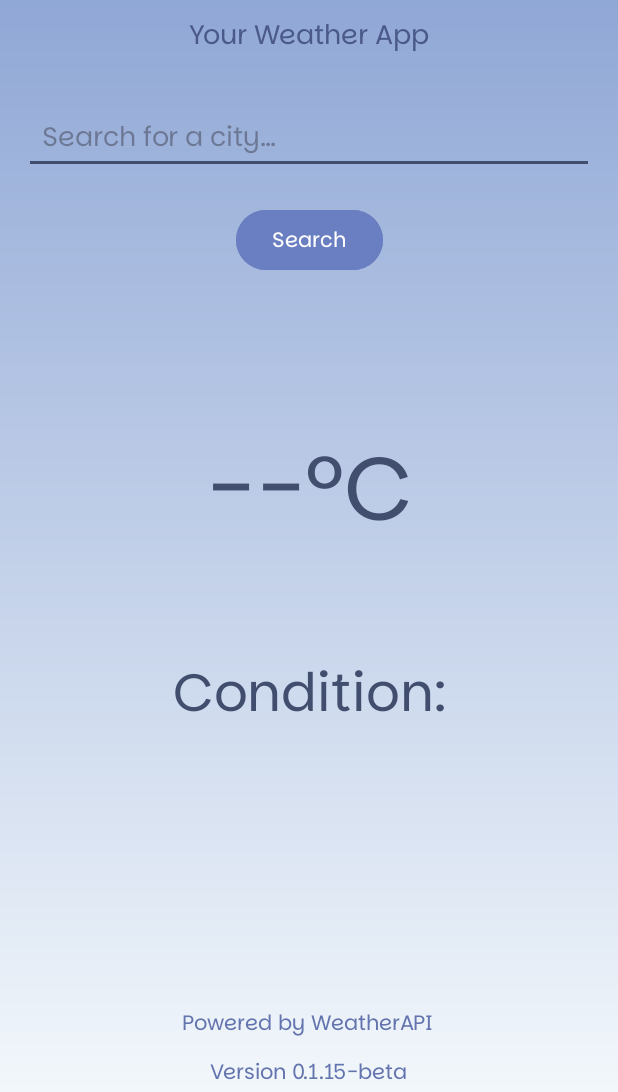
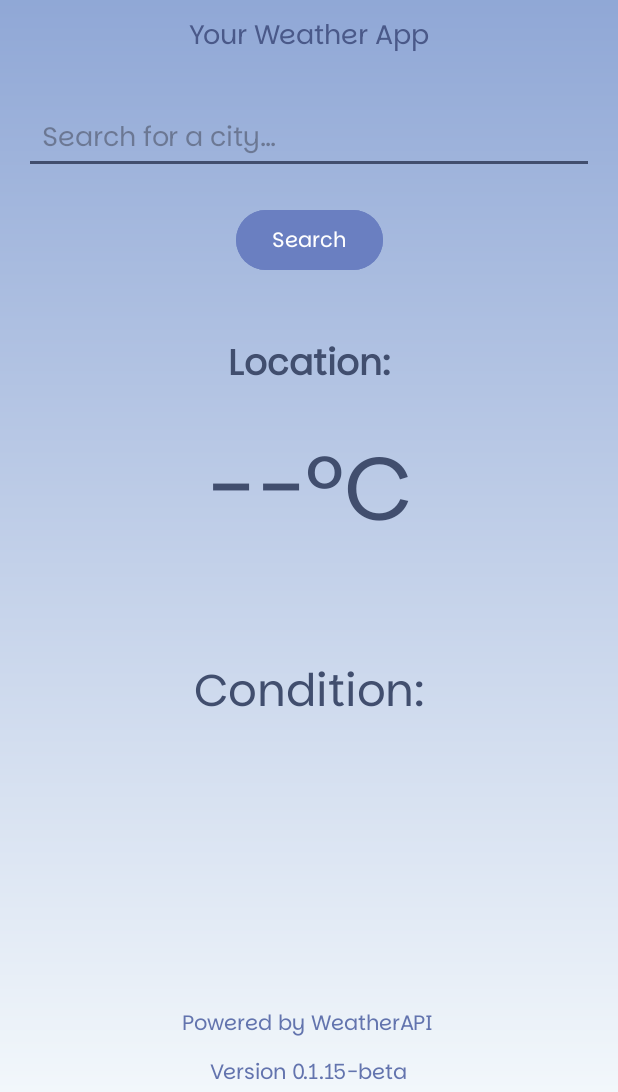
Before and after one commit to aaronrojas32/Climo, an Android app: the screen it shows after launch (MainActivity), on a phone screen of 412 x 824 dp, the part 144-1236 px from its top. Run offline under Robolectric (Android 15) with nearby library versions, the light colour scheme and no system bars.

Commit message:
Add location name display and improve weather fetching functionality (v0.2.0 release setup)
- Added functionality to display the name of the location (current or searched) above the temperature on the main screen.
- Integrated error handling for network and JSON parsing issues to improve app robustness.
- Included detailed English comments explaining each function and its logic for better code readability.
- Ensured the app stays in immersive fullscreen mode at all times.
- Improved user experience by hiding the keyboard after city input and request.
- Updated the fetchWeather method to dynamically update location name, temperature, and weather condition, closed the issue #12

```diff
--- a/app/build.gradle.kts
+++ b/app/build.gradle.kts
@@ -32,15 +32,14 @@ android {
 }
 
 dependencies {
-
     implementation(libs.appcompat)
     implementation(libs.material)
     implementation(libs.activity)
     implementation(libs.constraintlayout)
     implementation(libs.okhttp)
     implementation(libs.gson)
+    implementation(libs.location)
     testImplementation(libs.junit)
     androidTestImplementation(libs.ext.junit)
     androidTestImplementation(libs.espresso.core)
-
 }
--- a/app/src/main/AndroidManifest.xml
+++ b/app/src/main/AndroidManifest.xml
@@ -2,7 +2,12 @@
 <manifest xmlns:android="http://schemas.android.com/apk/res/android"
     xmlns:tools="http://schemas.android.com/tools">
 
+    <!--Internet permission-->
     <uses-permission android:name="android.permission.INTERNET" />
+
+    <!--Location permissions -->
+    <uses-permission android:name="android.permission.ACCESS_FINE_LOCATION" />
+    <uses-permission android:name="android.permission.ACCESS_COARSE_LOCATION" />
 
     <application
         android:allowBackup="true"
--- a/app/src/main/java/com/example/climo/MainActivity.java
+++ b/app/src/main/java/com/example/climo/MainActivity.java
@@ -1,9 +1,15 @@
 package com.example.climo;
 
+import androidx.annotation.NonNull;
 import androidx.appcompat.app.AppCompatActivity;
-
-import android.app.ActionBar;
+import android.Manifest;
 import android.content.Context;
+import android.content.pm.PackageManager;
+import android.location.Address;
+import android.location.Geocoder;
+import android.location.Location;
+import android.location.LocationListener;
+import android.location.LocationManager;
 import android.os.Bundle;
 import android.util.Log;
 import android.view.View;
@@ -17,6 +23,8 @@ import org.json.JSONException;
 import org.json.JSONObject;
 
 import java.io.IOException;
+import java.util.List;
+import java.util.Locale;
 
 import okhttp3.Call;
 import okhttp3.Callback;
@@ -26,37 +34,56 @@ import okhttp3.Response;
 
 public class MainActivity extends AppCompatActivity {
 
-    private EditText cityInput;
-    private TextView weatherDisplay;
-    private TextView conditionDisplay;
+    private static final int LOCATION_PERMISSION_REQUEST_CODE = 1;
+
+    // UI elements
+    private EditText cityInput; // Input field for city name
+    private TextView weatherDisplay; // Displays temperature
+    private TextView conditionDisplay; // Displays weather condition
+    private TextView locationName; // Displays location name (current or searched)
+    private LocationManager locationManager; // For accessing GPS location
 
     @Override
     protected void onCreate(Bundle savedInstanceState) {
 
+        // Set app to immersive fullscreen mode
         hideSystemUI();
 
         super.onCreate(savedInstanceState);
         setContentView(R.layout.activity_main);
 
+        // Initialize UI components
         cityInput = findViewById(R.id.editTextCity);
         Button fetchWeatherButton = findViewById(R.id.buttonFetchWeather);
         weatherDisplay = findViewById(R.id.actualWeather);
         conditionDisplay = findViewById(R.id.condition);
+        locationName = findViewById(R.id.locationName);
 
+        // Set up button to fetch weather based on entered city
         fetchWeatherButton.setOnClickListener(new View.OnClickListener() {
             @Override
             public void onClick(View v) {
                 String city = cityInput.getText().toString().trim();
                 if (!city.isEmpty()) {
-                    hideKeyboard();
-                    fetchWeather(city);
+                    hideKeyboard(); // Hide keyboard when button is clicked
+                    fetchWeather(city, false); // Fetch weather for entered city
                 } else {
                     Toast.makeText(MainActivity.this, "Please enter a city", Toast.LENGTH_SHORT).show();
                 }
             }
         });
+
+        // Check for location permission and fetch current location weather if granted
+        if (checkSelfPermission(Manifest.permission.ACCESS_FINE_LOCATION) == PackageManager.PERMISSION_GRANTED) {
+            fetchCurrentLocationWeather();
+        } else {
+            requestPermissions(new String[]{Manifest.permission.ACCESS_FINE_LOCATION}, LOCATION_PERMISSION_REQUEST_CODE);
+        }
     }
 
+    /**
+     * Keeps the app in fullscreen immersive mode.
+     */
     @Override
     public void onWindowFocusChanged(boolean hasFocus) {
         super.onWindowFocusChanged(hasFocus);
@@ -65,8 +92,10 @@ public class MainActivity extends AppCompatActivity {
         }
     }
 
+    /**
+     * Hides the system UI to make the app fullscreen.
+     */
     private void hideSystemUI() {
-        //Setups permantly focus mode.
         getWindow().getDecorView().setSystemUiVisibility(
                 View.SYSTEM_UI_FLAG_IMMERSIVE_STICKY
                         | View.SYSTEM_UI_FLAG_FULLSCREEN
@@ -76,6 +105,9 @@ public class MainActivity extends AppCompatActivity {
                         | View.SYSTEM_UI_FLAG_LAYOUT_FULLSCREEN);
     }
 
+    /**
+     * Hides the soft keyboard from the screen.
+     */
     private void hideKeyboard() {
         View view = this.getCurrentFocus();
         if (view != null) {
@@ -84,21 +116,29 @@ public class MainActivity extends AppCompatActivity {
         }
     }
 
-    private void fetchWeather(String city) {
-        String API_KEY = getString(R.string.weather_api_key); // Obtén la clave desde apikeys.xml
-        String url = "https://api.weatherapi.com/v1/current.json?key=" + API_KEY + "&q=" + city;
+    /**
+     * Fetches weather data for the specified location.
+     * @param location The city name or GPS coordinates (latitude,longitude).
+     * @param isCurrentLocation True if the location is obtained from GPS, false if it's user input.
+     */
+    private void fetchWeather(String location, boolean isCurrentLocation) {
+        String API_KEY = getString(R.string.weather_api_key); // API key for WeatherAPI
+        String url = "https://api.weatherapi.com/v1/current.json?key=" + API_KEY + "&q=" + location;
 
-        Log.d("WeatherAPI", "Generated URL: " + url); // Log para verificar la URL generada
+        Log.d("WeatherAPI", "Generated URL: " + url);
 
         OkHttpClient client = new OkHttpClient();
 
+        // Build the HTTP request
         Request request = new Request.Builder()
                 .url(url)
                 .build();
 
+        // Execute the HTTP request
         client.newCall(request).enqueue(new Callback() {
             @Override
             public void onFailure(Call call, IOException e) {
+                // Handle network error
                 runOnUiThread(() -> Toast.makeText(MainActivity.this, "Network error: " + e.getMessage(), Toast.LENGTH_SHORT).show());
                 Log.e("WeatherAPI", "Network error", e);
             }
@@ -106,32 +146,92 @@ public class MainActivity extends AppCompatActivity {
             @Override
             public void onResponse(Call call, Response response) throws IOException {
                 if (!response.isSuccessful()) {
+                    // Handle API error
                     String errorBody = response.body().string();
-                    Log.e("WeatherAPI", "API Error: " + errorBody); // Muestra el error completo
+                    Log.e("WeatherAPI", "API Error: " + errorBody);
                     runOnUiThread(() -> Toast.makeText(MainActivity.this, "API Error: " + errorBody, Toast.LENGTH_LONG).show());
                     return;
                 }
 
                 try {
+                    // Parse the JSON response
                     String jsonResponse = response.body().string();
-                    Log.d("WeatherAPI", "Response: " + jsonResponse); // Log para la respuesta completa
+                    Log.d("WeatherAPI", "Response: " + jsonResponse);
                     JSONObject jsonObject = new JSONObject(jsonResponse);
+                    JSONObject location = jsonObject.getJSONObject("location");
                     JSONObject current = jsonObject.getJSONObject("current");
+
+                    // Extract relevant data
+                    String cityName = location.getString("name");
                     String temperature = current.getString("temp_c");
                     String condition = current.getJSONObject("condition").getString("text");
 
                     String temp = temperature + "°C";
                     String cond = "Condition: " + condition;
 
-                    runOnUiThread(() -> weatherDisplay.setText(temp));
-                    runOnUiThread(() -> conditionDisplay.setText(cond));
-
+                    // Update the UI with the fetched data
+                    runOnUiThread(() -> {
+                        locationName.setText(cityName); // Display location name
+                        weatherDisplay.setText(temp); // Display temperature
+                        conditionDisplay.setText(cond); // Display condition
+                    });
 
                 } catch (JSONException e) {
+                    // Handle JSON parsing error
                     runOnUiThread(() -> Toast.makeText(MainActivity.this, "Parsing error", Toast.LENGTH_SHORT).show());
                     Log.e("WeatherAPI", "JSON Parsing error", e);
                 }
             }
         });
     }
+
+    /**
+     * Fetches the weather data for the user's current location.
+     */
+    private void fetchCurrentLocationWeather() {
+        locationManager = (LocationManager) getSystemService(Context.LOCATION_SERVICE);
+
+        try {
+            // Request GPS location updates
+            locationManager.requestLocationUpdates(LocationManager.GPS_PROVIDER, 0, 0, new LocationListener() {
+                @Override
+                public void onLocationChanged(@NonNull Location location) {
+                    double latitude = location.getLatitude();
+                    double longitude = location.getLongitude();
+                    String coordinates = latitude + "," + longitude; // Format as "latitude,longitude"
+                    fetchWeather(coordinates, true); // Fetch weather for current location
+                    locationManager.removeUpdates(this); // Stop receiving location updates
+                }
+
+                @Override
+                public void onStatusChanged(String provider, int status, Bundle extras) {}
+
+                @Override
+                public void onProviderEnabled(@NonNull String provider) {}
+
+                @Override
+                public void onProviderDisabled(@NonNull String provider) {}
+            });
+        } catch (SecurityException e) {
+            Toast.makeText(this, "Location permissions are not granted", Toast.LENGTH_SHORT).show();
+        }
+    }
+
+    /**
+     * Handles the result of the location permission request.
+     */
+    @Override
+    public void onRequestPermissionsResult(int requestCode, @NonNull String[] permissions, @NonNull int[] grantResults) {
+        super.onRequestPermissionsResult(requestCode, permissions, grantResults);
+
+        if (requestCode == LOCATION_PERMISSION_REQUEST_CODE) {
+            if (grantResults.length > 0 && grantResults[0] == PackageManager.PERMISSION_GRANTED) {
+                // Permission granted, fetch current location weather
+                fetchCurrentLocationWeather();
+            } else {
+                // Permission denied
+                Toast.makeText(this, "Location permission denied", Toast.LENGTH_SHORT).show();
+            }
+        }
+    }
 }
--- a/app/src/main/res/layout/activity_main.xml
+++ b/app/src/main/res/layout/activity_main.xml
@@ -87,6 +87,21 @@
         app:layout_constraintStart_toStartOf="parent" />
 
     <TextView
+        android:id="@+id/locationName"
+        android:layout_width="wrap_content"
+        android:layout_height="wrap_content"
+        android:layout_marginTop="16dp"
+        android:text="@string/location_name"
+        android:textColor="@color/text_900"
+        android:textSize="24sp"
+        android:textStyle="bold"
+        app:layout_constraintBottom_toTopOf="@+id/actualWeather"
+        app:layout_constraintEnd_toEndOf="parent"
+        app:layout_constraintStart_toStartOf="parent"
+        app:layout_constraintTop_toBottomOf="@+id/buttonFetchWeather" />
+
+
+    <TextView
         android:id="@+id/actualWeather"
         android:layout_width="wrap_content"
         android:layout_height="wrap_content"
@@ -120,7 +135,7 @@
         android:layout_height="wrap_content"
         android:text="@string/condition"
         android:textColor="@color/text_900"
-        android:textSize="35sp"
+        android:textSize="30sp"
         app:layout_constraintBottom_toTopOf="@+id/footer"
         app:layout_constraintEnd_toEndOf="parent"
         app:layout_constraintStart_toStartOf="parent"
--- a/app/src/main/res/values/strings.xml
+++ b/app/src/main/res/values/strings.xml
@@ -7,4 +7,5 @@
     <string name="app_version">Version 0.1.15-beta</string>
     <string name="temp_preview">--ºC</string>
     <string name="condition">Condition: </string>
+    <string name="location_name">Location: </string>
 </resources>
--- a/gradle/libs.versions.toml
+++ b/gradle/libs.versions.toml
@@ -9,6 +9,7 @@ activity = "1.9.3"
 constraintlayout = "2.2.0"
 okhttp = "4.12.0"
 gson = "2.11.0"
+location = "21.0.1"
 
 [libraries]
 junit = { group = "junit", name = "junit", version.ref = "junit" }
@@ -20,6 +21,7 @@ activity = { group = "androidx.activity", name = "activity", version.ref = "acti
 constraintlayout = { group = "androidx.constraintlayout", name = "constraintlayout", version.ref = "constraintlayout" }
 okhttp = { module = "com.squareup.okhttp3:okhttp", version.ref = "okhttp" }
 gson = { module = "com.google.code.gson:gson", version.ref = "gson" }
+location = { module = "com.google.android.gms:play-services-location", version.ref = "location" }
 
 [plugins]
 android-application = { id = "com.android.application", version.ref = "agp" }
```
